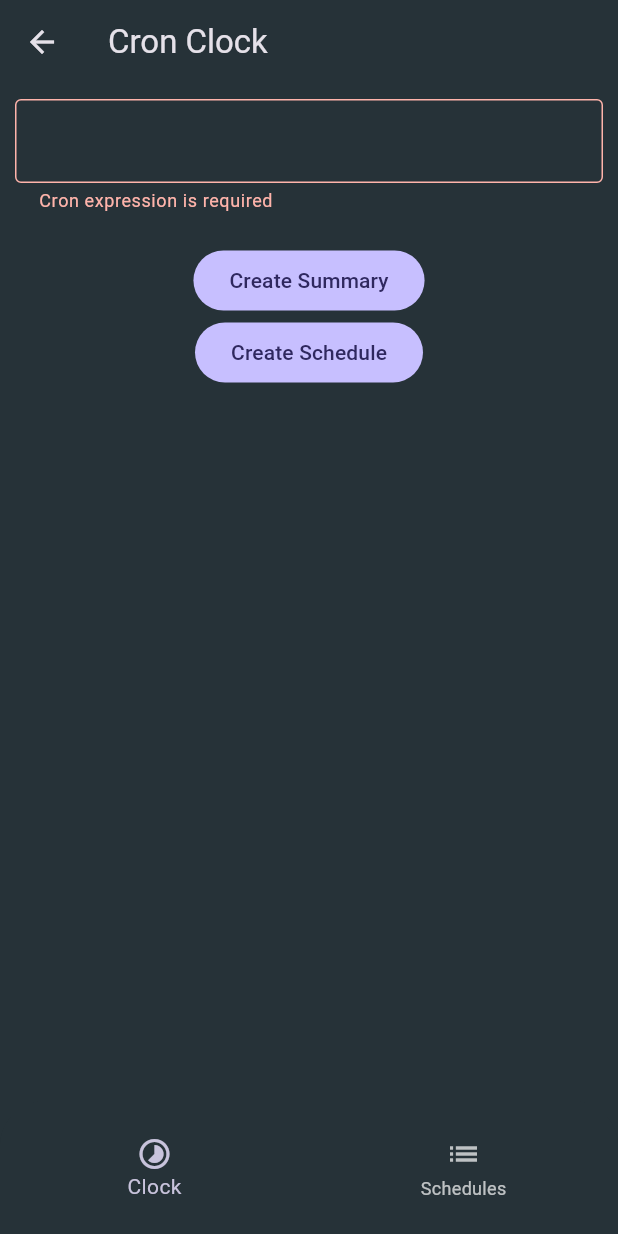
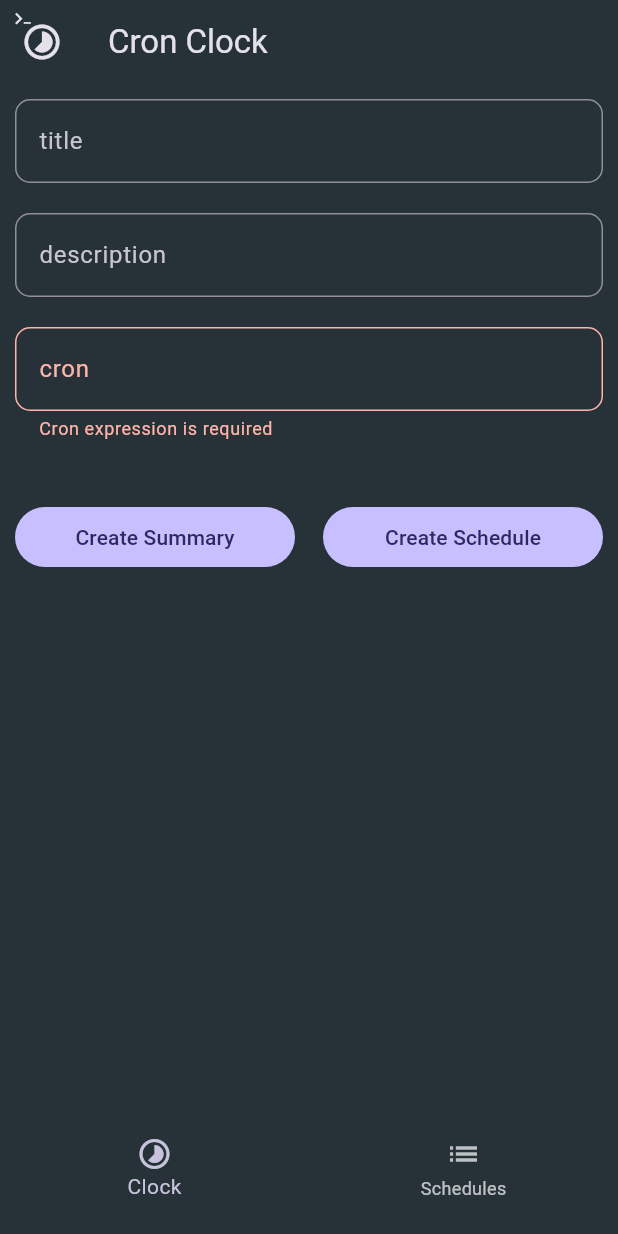
Before and after one commit to Prashanith/cron_clock, a Flutter app: the screen it shows after launch, after a tap on "Create Summary", on a phone screen of 412 x 824 dp. Run offline on Flutter 3.47's test engine with Material 3 defaults, Android fonts, the phone set to English and light mode, and no system bars; our stand-ins replace audioplayers, flutter_local_notifications, get_it, permission_handler, shared_preferences, sqflite and 1 more; missing offline and left inert: android_alarm_manager_plus; accounts and stored records are empty.

Commit message:
create_schedule_fixes

```diff
--- a/lib/src/features/cron/create_schedule.dart
+++ b/lib/src/features/cron/create_schedule.dart
@@ -2,6 +2,8 @@ import 'package:flutter/material.dart';
 
 import '../../utils/cron_summary.dart';
 import '../../utils/cron_validators.dart';
+import 'models/scheduled_task.dart';
+import 'services/schedule_task_service.dart';
 
 class CreateSchedule extends StatefulWidget {
   const CreateSchedule({super.key});
@@ -15,6 +17,8 @@ class _CreateScheduleState extends State<CreateSchedule> {
   String? cronInfo;
 
   final cronController = TextEditingController();
+  final titleController = TextEditingController();
+  final descriptionController = TextEditingController();
 
   @override
   Widget build(BuildContext context) {
@@ -22,15 +26,48 @@ class _CreateScheduleState extends State<CreateSchedule> {
       padding: EdgeInsets.all(10),
       child: Form(
         key: _formKey,
-        child: Column(
+        child: ListView(
           children: <Widget>[
             TextFormField(
-              decoration: InputDecoration(border: OutlineInputBorder()),
+              decoration: InputDecoration(
+                labelText: 'title',
+                border: OutlineInputBorder(
+                  borderRadius: BorderRadius.circular(10),
+                ),
+              ),
+              controller: titleController,
+            ),
+            SizedBox(height: 20),
+            TextFormField(
+              decoration: InputDecoration(
+                labelText: 'description',
+                border: OutlineInputBorder(
+                  borderRadius: BorderRadius.circular(10),
+                ),
+              ),
+              controller: descriptionController,
+            ),
+            SizedBox(height: 20),
+            TextFormField(
+              decoration: InputDecoration(
+                labelText: 'cron',
+                border: OutlineInputBorder(
+                  borderRadius: BorderRadius.circular(10),
+                ),
+              ),
               controller: cronController,
               validator: validateCronExpression,
             ),
-            Text(cronController.value.text),
-            FilledButton(
+            SizedBox(height: 20),
+            ?cronInfo != null ? Text(cronInfo!) : null,
+            SizedBox(height: 20),
+            Row(
+              mainAxisAlignment: MainAxisAlignment.spaceEvenly,
+              crossAxisAlignment: CrossAxisAlignment.center,
+              children: [
+                Expanded(
+                  flex: 10,
+                  child: FilledButton(
                     onPressed: () {
                       if (_formKey.currentState!.validate()) {
                         cronInfo = describeCron(cronController.value.text);
@@ -38,9 +75,27 @@ class _CreateScheduleState extends State<CreateSchedule> {
                     },
                     child: Text('Create Summary'),
                   ),
-            FilledButton(
-              onPressed: () => {if (_formKey.currentState!.validate()) {}},
+                ),
+                Spacer(flex: 1),
+                Expanded(
+                  flex: 10,
+                  child: FilledButton(
+                    onPressed: () async => {
+                      if (_formKey.currentState!.validate())
+                        {
+                          await ScheduledTaskService.createTask(
+                            ScheduledTask(
+                              title: 'Cron',
+                              description: "The Nerd's Clock",
+                              cron: '* * * * *',
+                            ),
+                          ),
+                        },
+                    },
                     child: Text('Create Schedule'),
+                  ),
+                ),
+              ],
             ),
           ],
         ),
--- a/lib/src/features/splash/splash_screen.dart
+++ b/lib/src/features/splash/splash_screen.dart
@@ -1,4 +1,5 @@
 import 'package:flutter/material.dart';
+
 import '../../navigation/route_generator.dart';
 import '../../navigation/routes.dart';
 import '../../services/init_services.dart';
@@ -24,7 +25,11 @@ class SplashScreen extends StatelessWidget {
         child: Column(
           mainAxisAlignment: MainAxisAlignment.center,
           crossAxisAlignment: CrossAxisAlignment.center,
-          children: [Logo()],
+          children: [
+            Logo(),
+            Text('Cron Clock', style: TextStyle(fontSize: 16)),
+            Text("The Nerd's Clock", style: TextStyle(fontSize: 10)),
+          ],
         ),
       ),
     );
--- a/lib/src/widgets/bottom_nav_scaffold.dart
+++ b/lib/src/widgets/bottom_nav_scaffold.dart
@@ -2,6 +2,7 @@ import 'package:flutter/material.dart';
 
 import '../features/cron/create_schedule.dart';
 import '../features/cron/scheduled_tasks.dart';
+import 'logo.dart';
 
 class BottomNavScaffold extends StatefulWidget {
   const BottomNavScaffold({super.key});
@@ -40,7 +41,10 @@ class _BottomNavScaffoldState extends State<BottomNavScaffold> {
   @override
   Widget build(BuildContext context) {
     return Scaffold(
-      appBar: AppBar(title: Text(getTitle(currentIndex)), leading: null),
+      appBar: AppBar(
+        title: Text(getTitle(currentIndex)),
+        leading: Transform.scale(scale: 0.7, child: Logo()),
+      ),
       body: getWidget(currentIndex),
       bottomNavigationBar: Container(
         decoration: const BoxDecoration(
```
Also changed, not shown: lib/src/services/db_service.dart (+7 -1 lines). Lines whose indentation alone changed are shown as unchanged.
